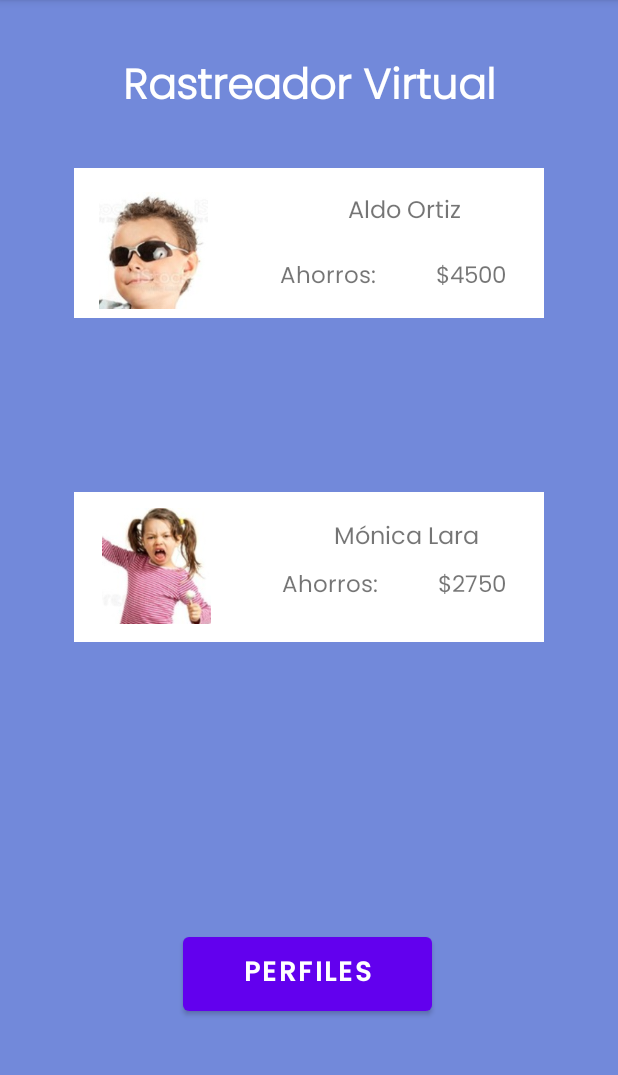
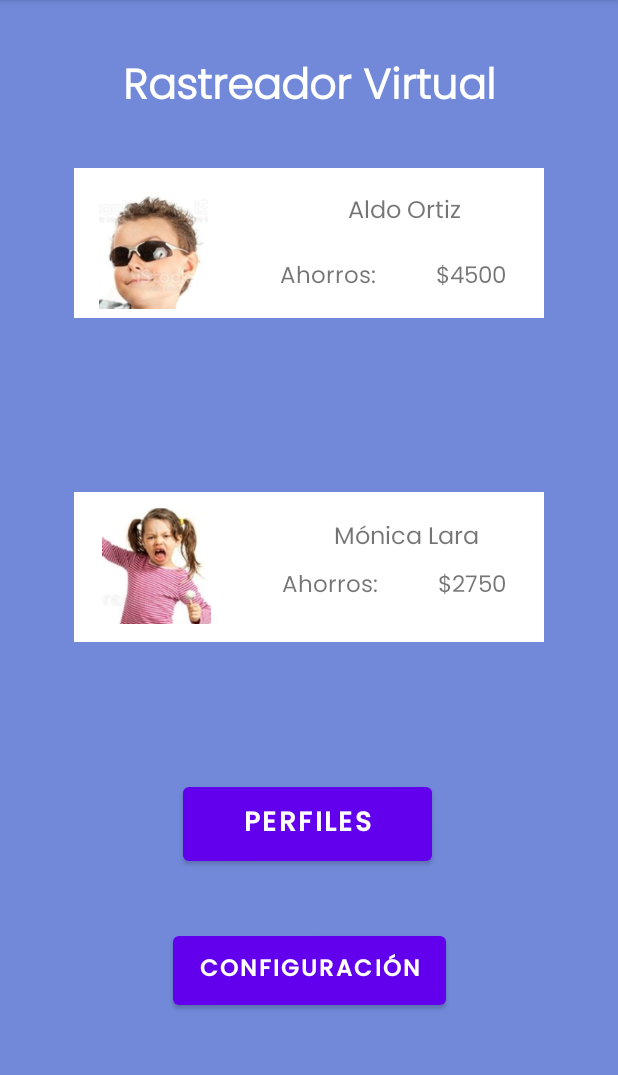
Before and after one commit to itsmonicalara/PiggyBankV2, an Android app: the FirstFragment screen opened through its navigation route, on a phone screen of 412 x 824 dp, the part 84-1159 px from its top. Run offline under Robolectric (Android 15) with nearby library versions, the phone set to English and light mode, and no system bars; Roboto replaces fonts that are not available here.

Commit message:
Settings ready

```diff
--- a/app/src/main/java/edu/itesm/piggybank/FirstFragment.kt
+++ b/app/src/main/java/edu/itesm/piggybank/FirstFragment.kt
@@ -38,5 +38,8 @@ class FirstFragment : Fragment() {
         perfiles_boton.setOnClickListener {
             view?.findNavController()?.navigate(R.id.action_firstFragment_to_perfilesFragment)
         }
+        config_boton.setOnClickListener {
+            view?.findNavController()?.navigate(R.id.action_firstFragment_to_settingsFragment)
+        }
     }
 }
--- a/app/src/main/res/layout/fragment_first.xml
+++ b/app/src/main/res/layout/fragment_first.xml
@@ -107,7 +107,7 @@
             android:id="@+id/perfiles_boton"
             android:layout_width="166dp"
             android:layout_height="61dp"
-            android:layout_marginBottom="88dp"
+            android:layout_marginBottom="188dp"
             android:fontFamily="@font/poppins_medium"
             android:text="Perfiles"
             android:textSize="18sp"
@@ -139,6 +139,20 @@
             app:layout_constraintHorizontal_bias="0.195"
             app:layout_constraintStart_toStartOf="parent" />
 
+        <Button
+            android:id="@+id/config_boton"
+            android:layout_width="182dp"
+            android:layout_height="58dp"
+            android:layout_marginBottom="92dp"
+            android:fontFamily="@font/poppins_medium"
+            android:text="CONFIGURACIÓN"
+            android:textAlignment="center"
+            android:textSize="15sp"
+            android:textStyle="bold"
+            app:layout_constraintBottom_toBottomOf="parent"
+            app:layout_constraintEnd_toEndOf="parent"
+            app:layout_constraintStart_toStartOf="parent" />
+
 
     </androidx.constraintlayout.widget.ConstraintLayout>
 </FrameLayout>
--- a/app/src/main/res/navigation/navigation.xml
+++ b/app/src/main/res/navigation/navigation.xml
@@ -37,6 +37,9 @@
             app:exitAnim="@android:anim/slide_out_right"
             app:popEnterAnim="@android:anim/fade_in"
             app:popExitAnim="@android:anim/fade_out" />
+        <action
+            android:id="@+id/action_firstFragment_to_settingsFragment"
+            app:destination="@id/settingsFragment" />
     </fragment>
     <fragment
         android:id="@+id/perfilesFragment"
@@ -88,4 +91,9 @@
         android:name="edu.itesm.piggybank.OlvideContrasena"
         android:label="fragment_olvide_contrasena"
         tools:layout="@layout/fragment_olvide_contrasena" />
+    <fragment
+        android:id="@+id/settingsFragment"
+        android:name="edu.itesm.piggybank.SettingsFragment"
+        android:label="fragment_settings"
+        tools:layout="@layout/fragment_settings" />
 </navigation>
```
Also changed, not shown: app/src/main/java/edu/itesm/piggybank/SettingsFragment.kt (added, +57 -0 lines), app/src/main/res/layout/fragment_settings.xml (added, +111 -0 lines).
